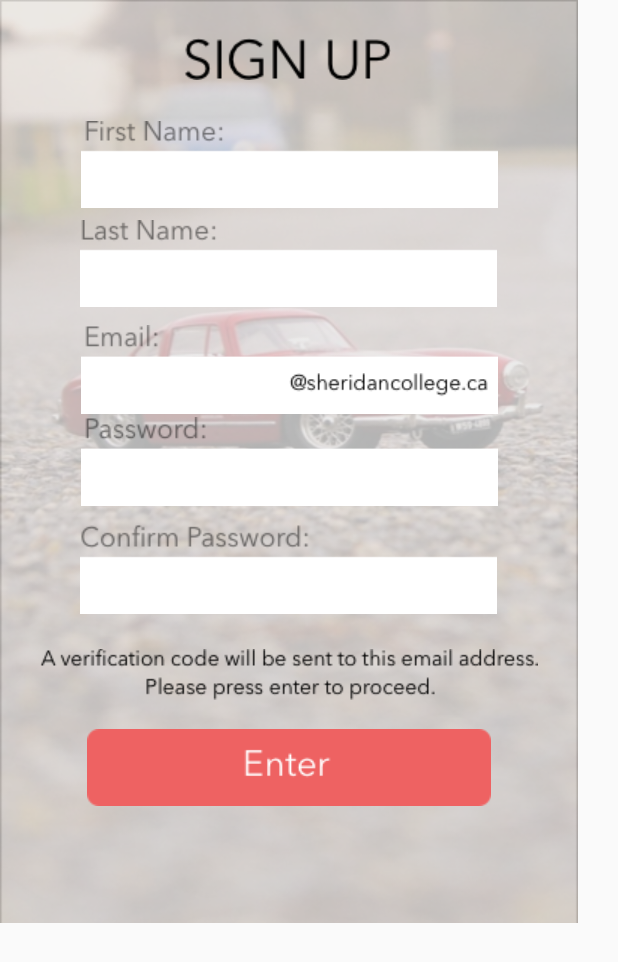
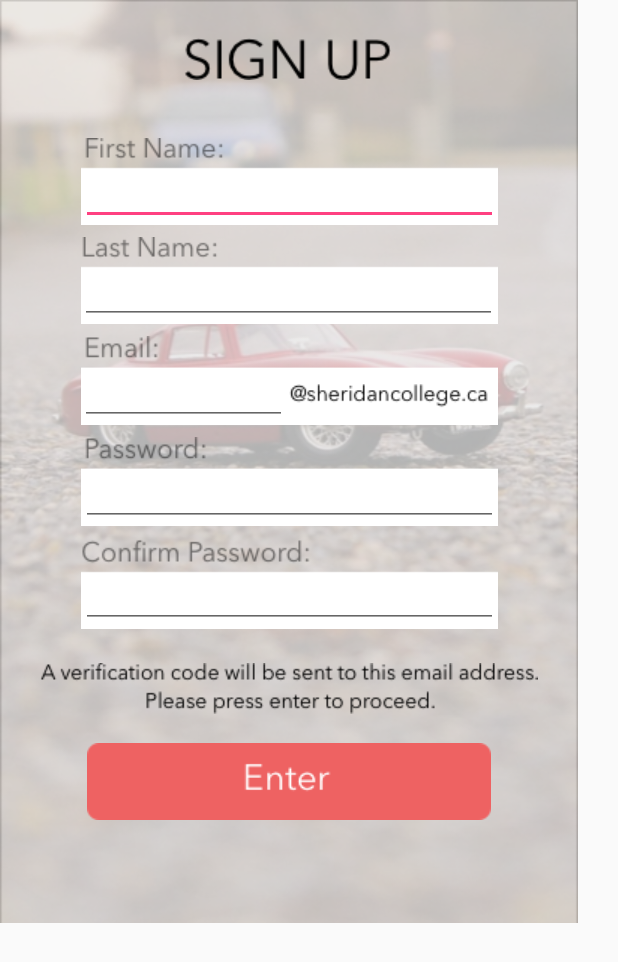
Before and after one commit to umayr96/RideWithUs, an Android app: the RegisterActivity screen opened directly, with no data from a screen before it, on a phone screen of 412 x 824 dp. Shown: the top 962 px of the screen. Run offline under Robolectric (Android 15) with nearby library versions, the phone set to English and light mode, and no system bars; our stand-ins replace Firebase (no records; nobody signed in at launch, a user with empty details on screens opened directly).

Commit message:
register pages updated

```diff
--- a/app/src/main/res/layout/activity_register.xml
+++ b/app/src/main/res/layout/activity_register.xml
@@ -1,12 +1,160 @@
 <?xml version="1.0" encoding="utf-8"?>
-<android.support.constraint.ConstraintLayout
-    xmlns:android="http://schemas.android.com/apk/res/android"
+<android.support.constraint.ConstraintLayout xmlns:android="http://schemas.android.com/apk/res/android"
     xmlns:app="http://schemas.android.com/apk/res-auto"
     xmlns:tools="http://schemas.android.com/tools"
     android:layout_width="385dp"
     android:layout_height="615dp"
-    tools:context="com.capstone.ridewithus.RegisterActivity"
-    android:background="@drawable/bg2">
+    android:background="@drawable/bg2"
+    tools:context="com.capstone.ridewithus.RegisterActivity">
+
+    <ImageView
+        android:id="@+id/imageView8"
+        android:layout_width="wrap_content"
+        android:layout_height="wrap_content"
+        android:layout_marginTop="25dp"
+        app:layout_constraintHorizontal_bias="0.497"
+        app:layout_constraintLeft_toLeftOf="parent"
+        app:layout_constraintRight_toRightOf="parent"
+        app:layout_constraintTop_toTopOf="parent"
+        app:srcCompat="@drawable/signup"
+        tools:layout_constraintLeft_creator="1"
+        tools:layout_constraintRight_creator="1" />
+
+    <ImageView
+        android:id="@+id/imageView12"
+        android:layout_width="wrap_content"
+        android:layout_height="wrap_content"
+        android:layout_marginTop="92dp"
+        app:layout_constraintLeft_toLeftOf="parent"
+        app:layout_constraintRight_toRightOf="parent"
+        app:layout_constraintTop_toTopOf="parent"
+        app:srcCompat="@drawable/fname" />
+
+    <EditText
+        android:id="@+id/editTextFirstName"
+        android:layout_width="278dp"
+        android:layout_height="38dp"
+        android:layout_marginTop="20dp"
+        android:ems="10"
+        android:inputType="textPersonName"
+        app:layout_constraintLeft_toLeftOf="parent"
+        app:layout_constraintRight_toRightOf="parent"
+        app:layout_constraintTop_toTopOf="@+id/imageView12"
+        tools:layout_constraintLeft_creator="1"
+        tools:layout_constraintRight_creator="1"
+        tools:layout_constraintTop_creator="1" />
+
+    <ImageView
+        android:id="@+id/imageView13"
+        android:layout_width="wrap_content"
+        android:layout_height="wrap_content"
+        android:layout_marginTop="8dp"
+        app:layout_constraintLeft_toLeftOf="parent"
+        app:layout_constraintRight_toRightOf="parent"
+        app:layout_constraintTop_toBottomOf="@+id/imageView12"
+        app:srcCompat="@drawable/lname" />
+
+    <EditText
+        android:id="@+id/editTextLastName"
+        android:layout_width="278dp"
+        android:layout_height="38dp"
+        android:layout_marginTop="20dp"
+        android:ems="10"
+        android:inputType="textPersonName"
+        app:layout_constraintHorizontal_bias="0.495"
+        app:layout_constraintLeft_toLeftOf="parent"
+        app:layout_constraintRight_toRightOf="parent"
+        app:layout_constraintTop_toTopOf="@+id/imageView13"
+        tools:layout_constraintLeft_creator="1"
+        tools:layout_constraintRight_creator="1"
+        tools:layout_constraintTop_creator="1" />
+
+    <ImageView
+        android:id="@+id/imageView14"
+        android:layout_width="wrap_content"
+        android:layout_height="59dp"
+        android:layout_marginTop="8dp"
+        app:layout_constraintLeft_toLeftOf="parent"
+        app:layout_constraintRight_toRightOf="parent"
+        app:layout_constraintTop_toBottomOf="@+id/imageView13"
+        app:srcCompat="@drawable/emailaddress" />
+
+    <EditText
+        android:id="@+id/editTextEmail"
+        android:layout_width="138dp"
+        android:layout_height="39dp"
+        android:layout_marginTop="20dp"
+        android:ems="10"
+        android:inputType="textEmailAddress"
+        app:layout_constraintHorizontal_bias="0.216"
+        app:layout_constraintLeft_toLeftOf="parent"
+        app:layout_constraintRight_toRightOf="parent"
+        app:layout_constraintTop_toTopOf="@+id/imageView14"
+        tools:layout_constraintLeft_creator="1"
+        tools:layout_constraintRight_creator="1"
+        tools:layout_constraintTop_creator="1" />
+
+    <ImageView
+        android:id="@+id/imageView15"
+        android:layout_width="wrap_content"
+        android:layout_height="wrap_content"
+        android:layout_marginTop="8dp"
+        app:layout_constraintLeft_toLeftOf="parent"
+        app:layout_constraintRight_toRightOf="parent"
+        app:layout_constraintTop_toBottomOf="@+id/imageView14"
+        app:srcCompat="@drawable/password" />
+
+    <EditText
+        android:id="@+id/editTextPassword"
+        android:layout_width="278dp"
+        android:layout_height="39dp"
+        android:layout_marginTop="20dp"
+        android:ems="10"
+        android:inputType="textPassword"
+        app:layout_constraintLeft_toLeftOf="parent"
+        app:layout_constraintRight_toRightOf="parent"
+        app:layout_constraintTop_toTopOf="@+id/imageView15"
+        tools:layout_constraintBottom_creator="1"
+        tools:layout_constraintLeft_creator="1"
+        tools:layout_constraintRight_creator="1"
+        tools:layout_constraintTop_creator="1" />
+
+    <ImageView
+        android:id="@+id/imageView16"
+        android:layout_width="278dp"
+        android:layout_height="61dp"
+        android:layout_marginEnd="8dp"
+        android:layout_marginStart="8dp"
+        android:layout_marginTop="8dp"
+        app:layout_constraintEnd_toEndOf="parent"
+        app:layout_constraintStart_toStartOf="parent"
+        app:layout_constraintTop_toBottomOf="@+id/imageView15"
+        app:srcCompat="@drawable/confirmpswd" />
+
+    <EditText
+        android:id="@+id/editTextConfirmPassword"
+        android:layout_width="278dp"
+        android:layout_height="38dp"
+        android:layout_marginTop="22dp"
+        android:ems="10"
+        android:inputType="textPassword"
+        app:layout_constraintLeft_toLeftOf="parent"
+        app:layout_constraintRight_toRightOf="parent"
+        app:layout_constraintTop_toTopOf="@+id/imageView16"
+        tools:layout_constraintLeft_creator="1"
+        tools:layout_constraintRight_creator="1"
+        tools:layout_constraintTop_creator="1" />
+
+    <ImageView
+        android:id="@+id/imageView9"
+        android:layout_width="wrap_content"
+        android:layout_height="wrap_content"
+        android:layout_marginTop="23dp"
+        app:layout_constraintLeft_toLeftOf="parent"
+        app:layout_constraintRight_toRightOf="parent"
+        app:layout_constraintTop_toBottomOf="@+id/editTextConfirmPassword"
+        app:srcCompat="@drawable/notice"
+        tools:layout_constraintTop_creator="1" />
 
     <Button
         android:id="@+id/btnEnter"
@@ -21,105 +169,4 @@
         tools:layout_constraintRight_creator="1"
         tools:layout_constraintTop_creator="1" />
 
-    <ImageView
-        android:id="@+id/imageView8"
-        android:layout_width="wrap_content"
-        android:layout_height="wrap_content"
-        android:layout_marginTop="25dp"
-        app:layout_constraintTop_toTopOf="parent"
-        app:srcCompat="@drawable/signup"
-        app:layout_constraintLeft_toLeftOf="parent"
-        app:layout_constraintRight_toRightOf="parent"
-        app:layout_constraintHorizontal_bias="0.497"
-        tools:layout_constraintRight_creator="1"
-        tools:layout_constraintLeft_creator="1" />
-
-    <EditText
-        android:id="@+id/editTextFirstName"
-        android:layout_width="wrap_content"
-        android:layout_height="wrap_content"
-        android:ems="10"
-        android:inputType="textPersonName"
-        android:background="@drawable/fname"
-        app:layout_constraintLeft_toLeftOf="parent"
-        app:layout_constraintRight_toRightOf="parent"
-        tools:layout_constraintTop_creator="1"
-        tools:layout_constraintRight_creator="1"
-        android:layout_marginTop="27dp"
-        app:layout_constraintTop_toBottomOf="@+id/imageView8"
-        tools:layout_constraintLeft_creator="1" />
-
-    <EditText
-        android:id="@+id/editTextLastName"
-        android:layout_width="wrap_content"
-        android:layout_height="wrap_content"
-        android:layout_marginTop="8dp"
-        android:background="@drawable/lname"
-        android:ems="10"
-        android:inputType="textPersonName"
-        app:layout_constraintHorizontal_bias="0.495"
-        app:layout_constraintLeft_toLeftOf="parent"
-        app:layout_constraintRight_toRightOf="parent"
-        app:layout_constraintTop_toBottomOf="@+id/editTextFirstName"
-        tools:layout_constraintLeft_creator="1"
-        tools:layout_constraintRight_creator="1"
-        tools:layout_constraintTop_creator="1" />
-
-    <EditText
-        android:id="@+id/editTextEmail"
-        android:layout_width="wrap_content"
-        android:layout_height="wrap_content"
-        android:layout_marginTop="78dp"
-        android:background="@drawable/emailaddress"
-        android:ems="10"
-        android:inputType="textEmailAddress"
-        app:layout_constraintLeft_toLeftOf="parent"
-        app:layout_constraintRight_toRightOf="parent"
-        app:layout_constraintTop_toBottomOf="@+id/editTextFirstName"
-        tools:layout_constraintLeft_creator="1"
-        tools:layout_constraintRight_creator="1"
-        tools:layout_constraintTop_creator="1" />
-
-    <EditText
-        android:id="@+id/editTextPassword"
-        android:layout_width="wrap_content"
-        android:layout_height="wrap_content"
-        android:ems="10"
-        android:background="@drawable/password"
-        android:inputType="textPassword"
-        app:layout_constraintBottom_toBottomOf="parent"
-        app:layout_constraintLeft_toLeftOf="parent"
-        app:layout_constraintRight_toRightOf="parent"
-        app:layout_constraintTop_toTopOf="parent"
-        tools:layout_constraintTop_creator="1"
-        tools:layout_constraintRight_creator="1"
-        tools:layout_constraintBottom_creator="1"
-        tools:layout_constraintLeft_creator="1" />
-
-    <EditText
-        android:id="@+id/editTextConfirmPassword"
-        android:layout_width="wrap_content"
-        android:layout_height="wrap_content"
-        android:ems="10"
-        android:background="@drawable/confirmpswd"
-        android:inputType="textPassword"
-        app:layout_constraintLeft_toLeftOf="parent"
-        app:layout_constraintRight_toRightOf="parent"
-        app:layout_constraintHorizontal_bias="0.495"
-        tools:layout_constraintTop_creator="1"
-        tools:layout_constraintRight_creator="1"
-        android:layout_marginTop="12dp"
-        app:layout_constraintTop_toBottomOf="@+id/editTextPassword"
-        tools:layout_constraintLeft_creator="1" />
-
-    <ImageView
-        android:id="@+id/imageView9"
-        android:layout_width="wrap_content"
-        android:layout_height="wrap_content"
-        app:srcCompat="@drawable/notice"
-        app:layout_constraintLeft_toLeftOf="parent"
-        app:layout_constraintRight_toRightOf="parent"
-        tools:layout_constraintTop_creator="1"
-        android:layout_marginTop="23dp"
-        app:layout_constraintTop_toBottomOf="@+id/editTextConfirmPassword" />
 </android.support.constraint.ConstraintLayout>
```
